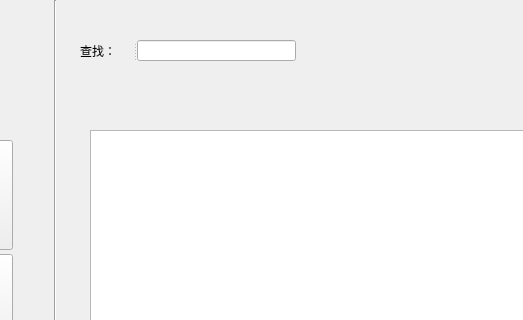
The window that superuserdialog.ui (WhirlFirst/QtDish) describes before a commit, drawn with Qt 5; both pictures show x 100 to 623 and y 0 to 320 of the 891 by 727 pixel window.
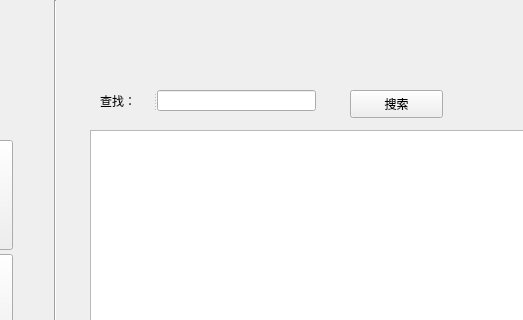
The same window after the commit.

Patch:
```diff
--- a/superuserdialog.ui
+++ b/superuserdialog.ui
@@ -67,8 +67,8 @@
   <widget class="QSplitter" name="splitter">
    <property name="geometry">
     <rect>
-     <x>180</x>
-     <y>40</y>
+     <x>200</x>
+     <y>90</y>
      <width>216</width>
      <height>21</height>
     </rect>
@@ -126,6 +126,19 @@
     </rect>
    </property>
   </widget>
+  <widget class="QPushButton" name="pushButton">
+   <property name="geometry">
+    <rect>
+     <x>450</x>
+     <y>90</y>
+     <width>93</width>
+     <height>28</height>
+    </rect>
+   </property>
+   <property name="text">
+    <string>搜索</string>
+   </property>
+  </widget>
  </widget>
  <resources/>
  <connections/>
```
